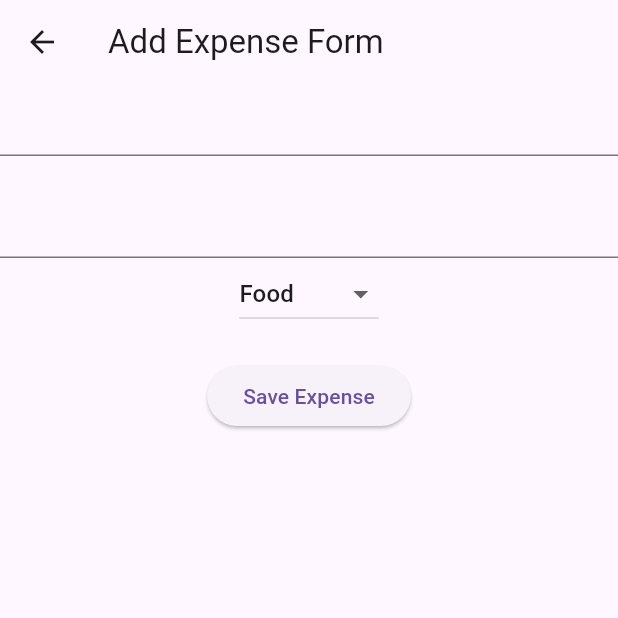
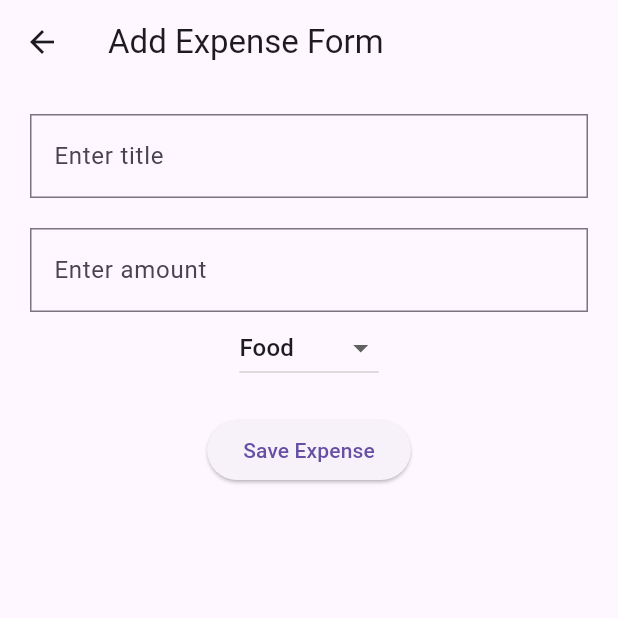
Before and after one commit to java2786/flutter-mobile-development, a Flutter app: the screen it shows after launch, after a tap on the "add" icon, on a phone screen of 412 x 824 dp, the top half of it. Run offline on Flutter 3.47's test engine with Material 3 defaults, Android fonts, the phone set to English and light mode, and no system bars; our stand-ins replace shared_preferences.

Commit message:
expense add is done

```diff
--- a/flutter_tutorials/expense_tracker/lib/add_expense_screen.dart
+++ b/flutter_tutorials/expense_tracker/lib/add_expense_screen.dart
@@ -1,4 +1,6 @@
+import 'package:expense_tracker/expense_model.dart';
 import 'package:flutter/material.dart';
+import 'package:flutter/services.dart';
 
 class AddExpenseScreen extends StatefulWidget {
   const AddExpenseScreen({super.key});
@@ -9,47 +11,100 @@ class AddExpenseScreen extends StatefulWidget {
   }
 }
 
-class _AddExpenseScreenState extends State<AddExpenseScreen>{
-
+class _AddExpenseScreenState extends State<AddExpenseScreen> {
   TextEditingController titleController = TextEditingController();
   TextEditingController amountController = TextEditingController();
   String selectedCategory = "Food";
   List<String> categories = ["Food", "Travel", "Shopping", "Bills", "Other"];
 
-  void submitExpense(){
-    print("Adding an expense: "+selectedCategory);
+  void submitExpense() {
+    if (titleController.text.isEmpty || amountController.text.isEmpty) {
+      ScaffoldMessenger.of(
+        context,
+      ).showSnackBar(SnackBar(content: Text("Please fill all fields.")));
+      return;
+    } else {
+      print("Category: " + selectedCategory);
+      print("title: " + titleController.text);
+      print("Amount: " + amountController.text);
+
+      final newExpense = Expense(
+        title: titleController.text,
+        amount: double.parse(amountController.text),
+        category: selectedCategory,
+        date: DateTime.now(),
+      );
+
+
+      setState(() {
+        titleController.text = '';
+        amountController.text = '';
+        selectedCategory = "Food";
+
+        Navigator.pop(context, newExpense);
+      });
+    }
   }
 
   @override
   Widget build(BuildContext context) {
     return Scaffold(
-      appBar: AppBar(title: Text("Add Expense Form"),),
-      body: Center(
+      appBar: AppBar(title: Text("Add Expense Form")),
+      body: Padding(
+        padding: EdgeInsets.all(20),
+        child: Center(
           child: Column(
             children: [
               TextField(
                 controller: titleController,
+
+                decoration: InputDecoration(
+                  labelText: "Enter title",
+                  border: ShapedInputBorder(
+                    shape: Border.all(color: Colors.black),
                   ),
-            SizedBox(height: 20,),
+                ),
+              ),
+              SizedBox(height: 20),
               TextField(
                 controller: amountController,
+                keyboardType: const TextInputType.numberWithOptions(
+                  decimal: true,
+                ),
+                inputFormatters: [
+                  FilteringTextInputFormatter.allow(RegExp(r'^\d*\.?\d*')),
+                ],
+                decoration: InputDecoration(
+                  labelText: "Enter amount",
+
+                  border: ShapedInputBorder(
+                    shape: Border.all(color: Colors.black),
+                  ),
+                ),
               ),
               DropdownButton<String>(
                 value: selectedCategory,
-              items: categories.map((category){
-                return DropdownMenuItem(value: category, child: Text(category));
+                items: categories.map((category) {
+                  return DropdownMenuItem(
+                    value: category,
+                    child: Text(category),
+                  );
                 }).toList(),
-              onChanged: (value){
-                setState((){
+                onChanged: (value) {
+                  setState(() {
                     selectedCategory = value!;
                   });
-              }
+                },
               ),
-            SizedBox(height: 20,),
-            ElevatedButton(onPressed: submitExpense, child: Text("Save Expense"))
+              SizedBox(height: 20),
+              ElevatedButton(
+                onPressed: submitExpense,
+                child: Text("Save Expense"),
+              ),
             ],
           ),
-      )
+        ),
+      ),
     );
   }
 }
--- a/flutter_tutorials/expense_tracker/lib/main.dart
+++ b/flutter_tutorials/expense_tracker/lib/main.dart
@@ -65,7 +65,9 @@ class _HomeScreenState extends State<HomeScreen> {
     }
   }
 
-  void navigateToDetail() {}
+  void navigateToDetail(Expense expense) {
+    print("${expense.title} is clicked");
+  }
 
   @override
   Widget build(BuildContext context) {
@@ -87,7 +89,7 @@ class _HomeScreenState extends State<HomeScreen> {
                           "Rs. ${expense.amount.toStringAsFixed(2)}",
                         ),
                         onTap: () {
-                          print("${expense.title} is clicked");
+                          navigateToDetail(expense);
                           // navigateToDetail
                         },
                       );
@@ -95,7 +97,17 @@ class _HomeScreenState extends State<HomeScreen> {
                   )
                 : const Center(child: Text('No Expenses')),
           ),
-          FloatingActionButton(onPressed: navigateToAddExpense, child: Icon(Icons.add),)
+          // FloatingActionButton(onPressed: navigateToAddExpense, child: Icon(Icons.add),)
+          Align(
+            alignment: Alignment.bottomRight, // or Alignment.bottomRight
+            child: Padding(
+              padding: const EdgeInsets.all(16),
+              child: FloatingActionButton(
+                onPressed: navigateToAddExpense,
+                child: Icon(Icons.add),
+              ),
+            ),
+          ),
         ],
       ),
     );
```
Also changed, not shown: 1 other file. Lines whose indentation alone changed are shown as unchanged.
